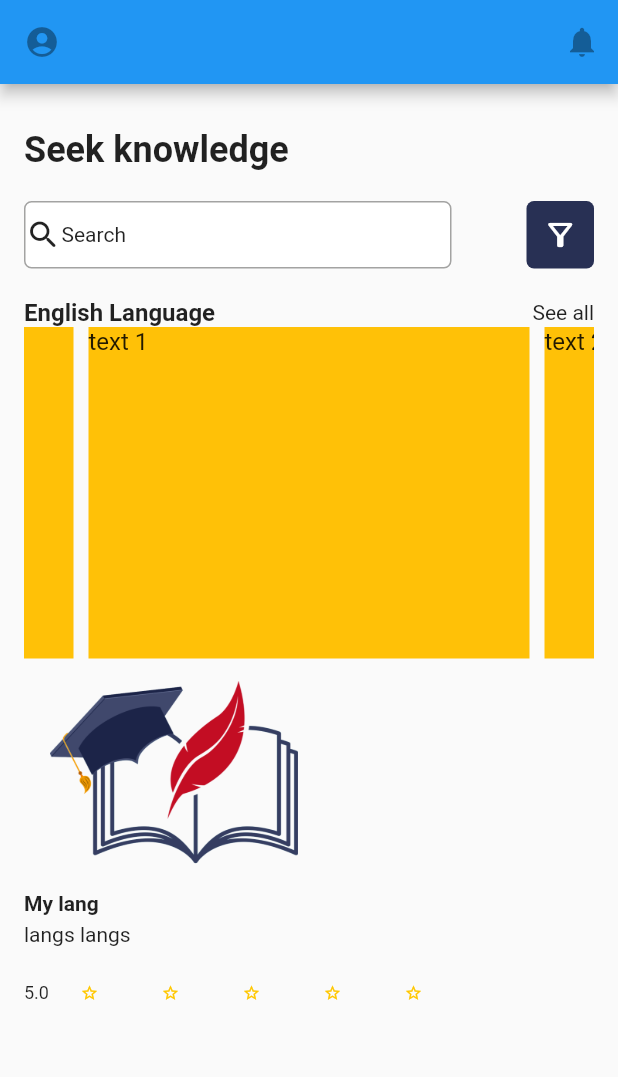
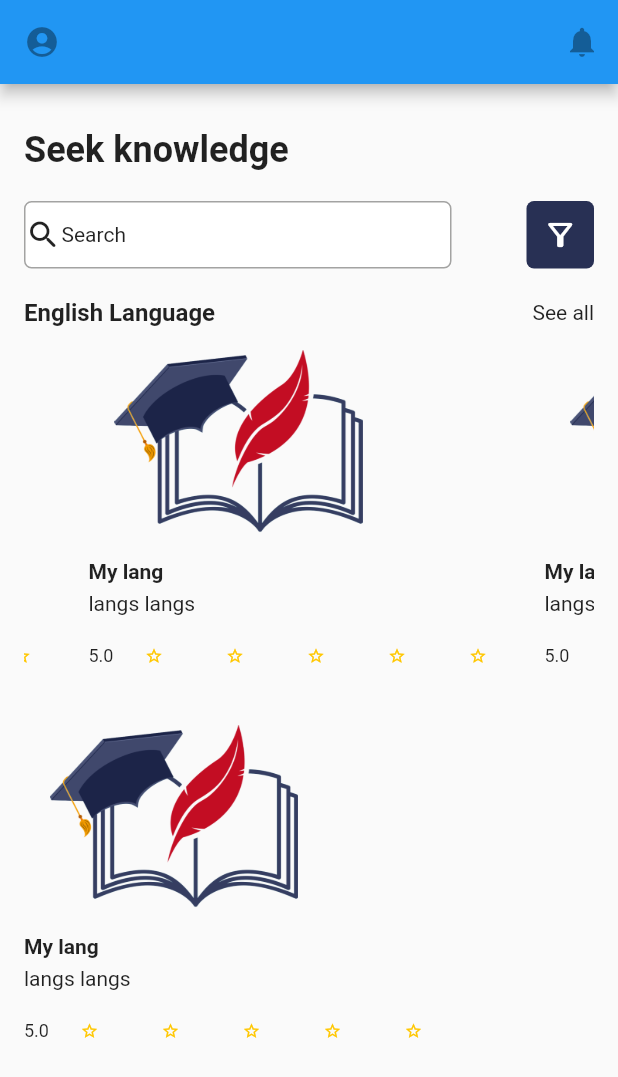
Before and after one commit to eaPeter/Accra_International_School_FlutterApp, a Flutter app: the screen it shows after launch, on a phone screen of 412 x 824 dp. Shown: the top 1077 px of the screen. Run offline on Flutter 3.47's test engine with Material 2 defaults, Android fonts, the phone set to English and light mode, and no system bars; drawn by our look-alikes of carousel_slider.

Commit message:
working on carousel

```diff
--- a/lib/home.dart
+++ b/lib/home.dart
@@ -84,19 +84,19 @@ class Home extends StatelessWidget {
                   ],
                 ),
                 CarouselSlider(
-                  options: CarouselOptions(height: 221.0),
+                  options: CarouselOptions(height: 250.0),
                   items: [1, 2, 3, 4, 5].map((i) {
                     return Builder(
                       builder: (BuildContext context) {
                         return Container(
-                            width: MediaQuery.of(context).size.width,
-                            margin: const EdgeInsets.symmetric(horizontal: 5.0),
-                            decoration:
-                                const BoxDecoration(color: Colors.amber),
-                            child: Text(
-                              'text $i',
-                              style: const TextStyle(fontSize: 16.0),
-                            ));
+                          width: MediaQuery.of(context).size.width,
+                          margin: const EdgeInsets.symmetric(horizontal: 5.0),
+                          // decoration: const BoxDecoration(color: Colors.amber),
+                          child: const Courses(
+                              image: "logo.png",
+                              title: "My lang",
+                              subtitle: "langs langs"),
+                        );
                       },
                     );
                   }).toList(),
@@ -350,7 +350,7 @@ class Courses extends StatelessWidget {
             ),
           ),
           Padding(
-            padding: const EdgeInsets.only(top: 4),
+            padding: const EdgeInsets.only(top: 0),
             child: Row(
               children: const [
                 Text(
```
